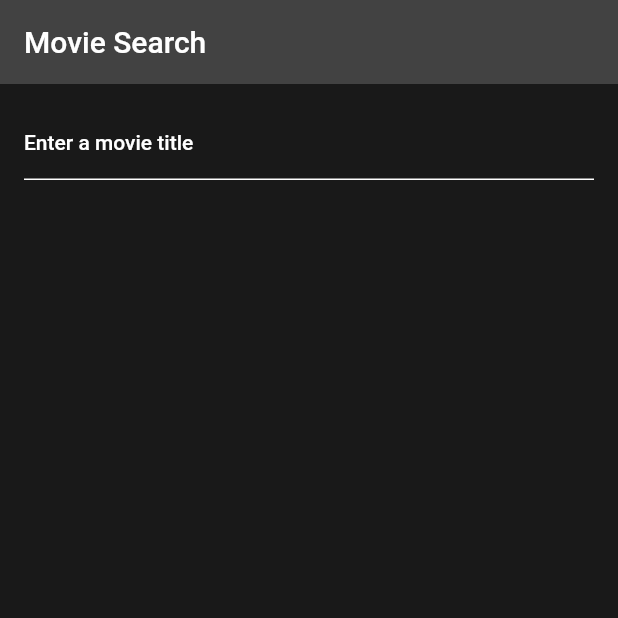
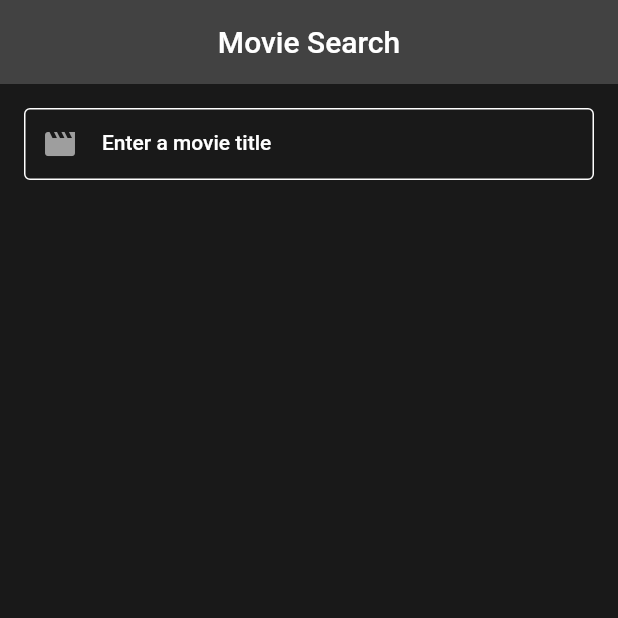
Before and after one commit to FernandoFrinca/PW-project, a Flutter app: the MovieSearch screen opened directly, on a phone screen of 412 x 824 dp, the top half of it. Run offline on Flutter 3.47's test engine with Material 2 defaults, Android fonts, the phone set to English and light mode, and no system bars; our stand-ins replace carousel_slider, cloud_firestore, firebase_auth, firebase_core, firebase_storage, google_fonts and 1 more; accounts and stored records are empty.

Commit message:
Redesign the Search bar

```diff
--- a/cinemavillage/lib/screens/search_page_2.dart
+++ b/cinemavillage/lib/screens/search_page_2.dart
@@ -50,7 +50,8 @@ class _MovieSearchState extends State<MovieSearch> {
   void onSuggestionTapped(Map<String, dynamic> movie) async {
     final imdbID = movie['imdbID'];
     final apiKey = "67ae677b";
-  final apiUrl = Uri.parse("http://www.omdbapi.com/?i=$imdbID&apikey=$apiKey");
+    final apiUrl =
+        Uri.parse("http://www.omdbapi.com/?i=$imdbID&apikey=$apiKey");
 
     final response = await http.get(apiUrl);
 
@@ -67,12 +68,13 @@ void onSuggestionTapped(Map<String, dynamic> movie) async {
     }
   }
 
-
   @override
   Widget build(BuildContext context) {
     return Scaffold(
       appBar: AppBar(
-        title: Text("Movie Search"),
+        title: new Center(
+            child: new Text("Movie Search", textAlign: TextAlign.center)),
+        automaticallyImplyLeading: false,
       ),
       body: Column(
         children: [
@@ -84,7 +86,22 @@ void onSuggestionTapped(Map<String, dynamic> movie) async {
                   fetchSuggestions(text);
                 });
               },
-              decoration: InputDecoration(labelText: "Enter a movie title"),
+              decoration: InputDecoration(
+                prefixIcon: const Icon(Icons.movie),
+                prefixIconColor:
+                    MaterialStateColor.resolveWith((Set<MaterialState> states) {
+                  if (states.contains(MaterialState.focused)) {
+                    return Colors.blue;
+                  }
+                  if (states.contains(MaterialState.error)) {
+                    return Colors.red;
+                  }
+                  return Colors.grey;
+                }),
+                labelText: "Enter a movie title",
+                hintText: 'ex. Spider-Man',
+                border: OutlineInputBorder(),
+              ),
             ),
           ),
           if (suggestions.isNotEmpty)
@@ -93,8 +110,11 @@ void onSuggestionTapped(Map<String, dynamic> movie) async {
                 itemCount: suggestions.length,
                 itemBuilder: (context, index) {
                   final title = suggestions[index]['Title'];
+                  final year = suggestions[index]['Year'];
+                  final poster = suggestions[index]['Poster'];
                   return ListTile(
                     title: Text(title),
+                    trailing: Text(year),
                     onTap: () => onSuggestionTapped(suggestions[index]),
                   );
                 },
@@ -105,7 +125,6 @@ void onSuggestionTapped(Map<String, dynamic> movie) async {
     );
   }
 }
-
 
 class Debouncer {
   final int milliseconds;
```
Lines whose indentation alone changed are shown as unchanged.
